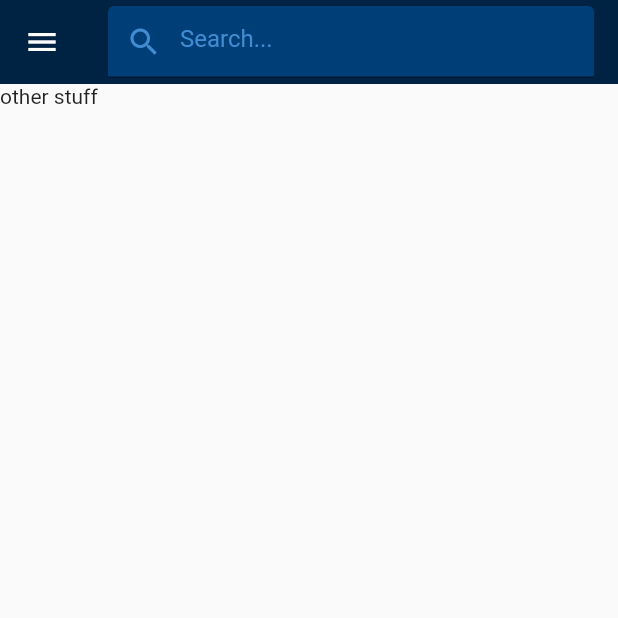
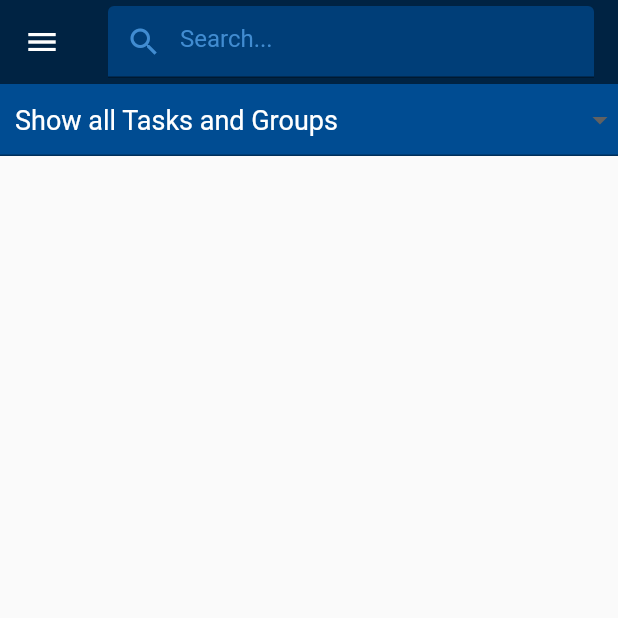
Before and after one commit to originalmattrandall/TaskManager, a Flutter app: the screen it shows after launch, on a phone screen of 412 x 824 dp, the top half of it. Run offline on Flutter 3.47's test engine with Material 2 defaults, Android fonts, the phone set to English and light mode, and no system bars.

Commit message:
UI for filter selection

```diff
--- a/task_manager/lib/ui/screens/home/home_list.dart
+++ b/task_manager/lib/ui/screens/home/home_list.dart
@@ -1,18 +1,10 @@
 import 'package:flutter/material.dart';
-import '../../widgets/general/search_bar.dart';
-import '../../widgets/general/mainmenu/menu_drawer.dart';
+import 'package:task_manager/ui/widgets/general/search_bar.dart';
+import 'package:task_manager/ui/widgets/general/mainmenu/menu_drawer.dart';
+import 'package:task_manager/ui/ui_colors.dart';
 
 class MyHomePage extends StatefulWidget {
   MyHomePage({Key key, this.title}) : super(key: key);
-
-  // This widget is the home page of your application. It is stateful, meaning
-  // that it has a State object (defined below) that contains fields that affect
-  // how it looks.
-
-  // This class is the configuration for the state. It holds the values (in this
-  // case the title) provided by the parent (in this case the App widget) and
-  // used by the build method of the State. Fields in a Widget subclass are
-  // always marked "final".
 
   final String title;
 
@@ -21,7 +13,10 @@ class MyHomePage extends StatefulWidget {
 }
 
 class _MyHomePageState extends State<MyHomePage> {
-  String title = "To DO";
+
+  //These Values will come from the database later on
+  var _listItems = ["Show all Tasks and Groups", "All Tasks", "All Groups"];
+  String _currentFilter = "Show all Tasks and Groups";
 
   @override
   Widget build(BuildContext context) {
@@ -32,8 +27,45 @@ class _MyHomePageState extends State<MyHomePage> {
           elevation: 0.0,
         ),
         drawer: MenuDrawer(),
-        body: Text("other stuff")
-      )
+        body: Column(
+          children: [
+            Theme( //TODO: Move this to its own widget class
+              data: Theme.of(context).copyWith(
+                canvasColor: UIColors.subMenuBlue
+              ),
+              child: Container(
+                color: UIColors.subMenuBlue,
+                child: Center(
+                  heightFactor: 1,
+                  child: DropdownButtonFormField<String>(
+                    decoration: InputDecoration(
+                      contentPadding: EdgeInsetsGeometry.lerp(EdgeInsets.all(0), EdgeInsets.all(1), 10),
+                    ),
+                    value: _currentFilter, //Value must exist in the list or it throws an error
+                    items: _listItems.map((String item){
+                      return DropdownMenuItem(
+                        value: item,
+                        child: Text(
+                          item,
+                          style: TextStyle(
+                            color: Colors.white,
+                            fontSize: 18,
+                          ),
+                        ),
+                      );
+                    }).toList(),
+                    onChanged: (String selectedFilter){
+                      setState(() {
+                        _currentFilter = selectedFilter;
+                      });
+                    },
+                  ),
+                ),
+              ),
+            ),
+          ],
+        ),
+      ),
     );
   }
 }
```
